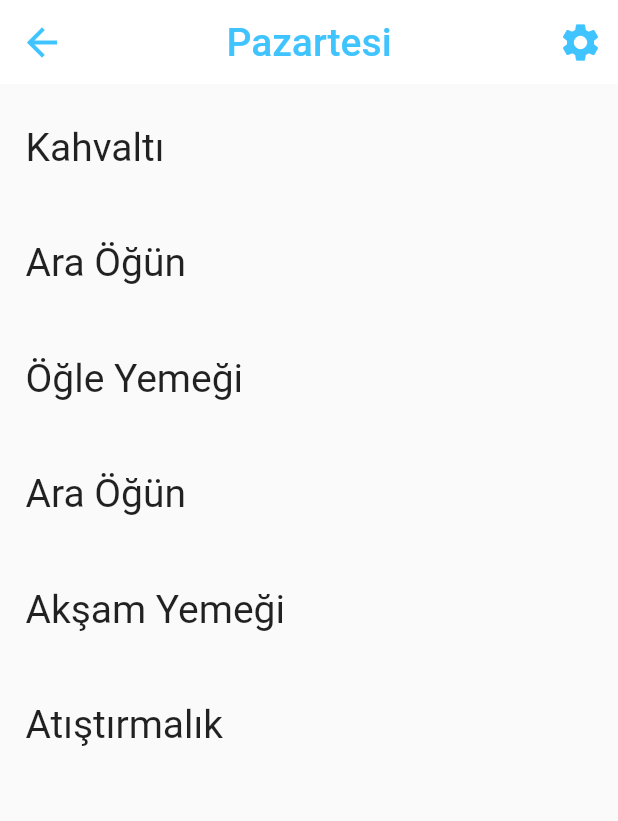
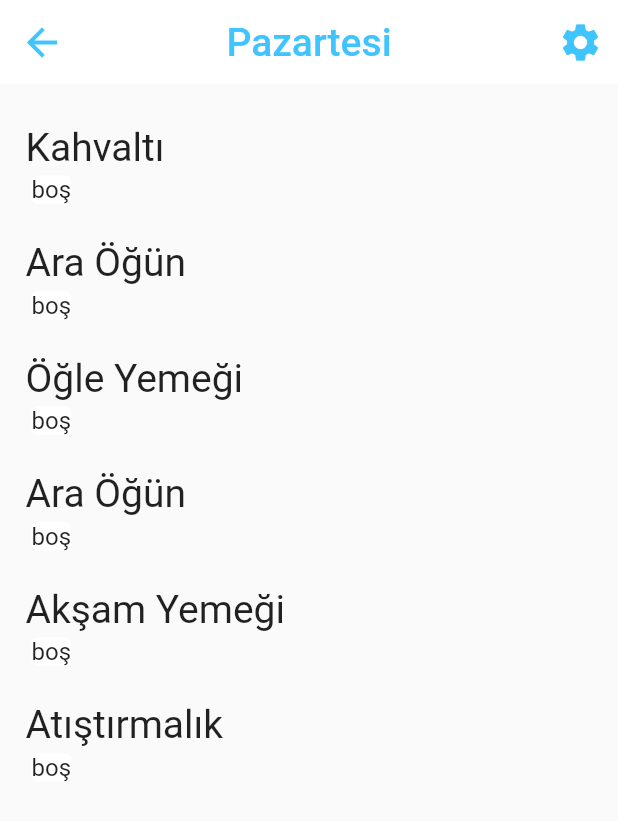
Before and after one commit to AlperenEyibil/diyet, a Flutter app: the WeeklyProgram screen opened by its route, after a tap on "Pazartesi", on a phone screen of 412 x 824 dp. Shown: the top 821 px of the screen. Run offline on Flutter 3.47's test engine with Material 2 defaults, Android fonts, the phone set to English and light mode, and no system bars; our stand-ins replace shared_preferences; accounts and stored records are empty; network calls fail.

Commit message:
Yemek listesi blokları olusturuldu

```diff
--- a/lib/main.dart
+++ b/lib/main.dart
@@ -1,3 +1,4 @@
+import 'package:diyet/screens/foods/food_list.dart';
 import 'package:diyet/screens/weekly/repast.dart';
 import 'package:diyet/screens/weekly/weekly_program.dart';
 import 'package:diyet/screens/weekly/repast_settings.dart';
@@ -21,6 +22,7 @@ class MyApp extends StatelessWidget {
         "/weekly_program":(context)=>WeeklyProgram(),
         "/repast":(context)=>Repasts(),
         "/repastsettings": (context)=>RepastSettings(),
+        "/foodlist": (context)=>FoodList(),
       },
     );
   }
--- a/lib/screens/home_page.dart
+++ b/lib/screens/home_page.dart
@@ -24,7 +24,7 @@ class _HomePageState extends State<HomePage> {
               customCard(context,"Kalori İşlemleri", Icons.ac_unit,"/weekly_program"),
               customCard(context,"Haftalık Program", Icons.ac_unit,"/weekly_program"),
               customCard(context,"Diyet Türleri", Icons.ac_unit,"/weekly_program"),
-              customCard(context,"Yemek Tarifleri", Icons.ac_unit,"/weekly_program"),
+              customCard(context,"Yemek Tarifleri", Icons.ac_unit,"/foodlist"),
               customCard(context,"Egzersizler", Icons.ac_unit,"/weekly_program"),
               customCard(context,"Kilo Takibi", Icons.ac_unit,"/weekly_program"),
             ],
--- a/lib/screens/weekly/repast.dart
+++ b/lib/screens/weekly/repast.dart
@@ -1,7 +1,10 @@
+
 import 'package:flutter/material.dart';
 
 class Repasts extends StatelessWidget {
-  final List <String> bilgiler=[""];
+
+  String bilgiler="boş";
+
 
   @override
   Widget build(BuildContext context) {
@@ -31,12 +34,12 @@ class Repasts extends StatelessWidget {
       ),
       body: ListView(
         children: [
-          kolon("Kahvaltı", bilgiler[0]),
-          kolon("Ara Öğün", bilgiler[0]),
-          kolon("Öğle Yemeği", bilgiler[0]),
-          kolon("Ara Öğün", bilgiler[0]),
-          kolon("Akşam Yemeği", bilgiler[0]),
-          kolon("Atıştırmalık",bilgiler[0]),
+          kolon("Kahvaltı", bilgiler),
+          kolon("Ara Öğün", bilgiler),
+          kolon("Öğle Yemeği", bilgiler),
+          kolon("Ara Öğün", bilgiler),
+          kolon("Akşam Yemeği", bilgiler),
+          kolon("Atıştırmalık",bilgiler),
         ],
         padding: EdgeInsets.all(17.0),
       ),
--- a/lib/screens/weekly/weekly_program.dart
+++ b/lib/screens/weekly/weekly_program.dart
@@ -1,7 +1,9 @@
+
 import 'package:flutter/cupertino.dart';
 import 'package:flutter/material.dart';
 
 class WeeklyProgram extends StatelessWidget {
+
   @override
   Widget build(BuildContext context) {
     // TODO: implement build
@@ -35,6 +37,7 @@ class WeeklyProgram extends StatelessWidget {
   }
 
   Widget customCard(BuildContext context, String title, String routeName) {
+
     return Card(
       elevation: 15,
       color: Colors.amber,
--- a/pubspec.yaml
+++ b/pubspec.yaml
@@ -23,7 +23,7 @@ environment:
 dependencies:
   flutter:
     sdk: flutter
-
+  shared_preferences: ^2.0.5
 
   # The following adds the Cupertino Icons font to your application.
   # Use with the CupertinoIcons class for iOS style icons.
```
Also changed, not shown: lib/screens/foods/food.dart (added, +11 -0 lines), lib/screens/foods/food_list.dart (added, +38 -0 lines), lib/screens/weekly/repast_settings.dart (+28 -22 lines), lib/screens/weekly/weekly_sharedpreferences.dart (added, +40 -0 lines), pubspec.lock.
